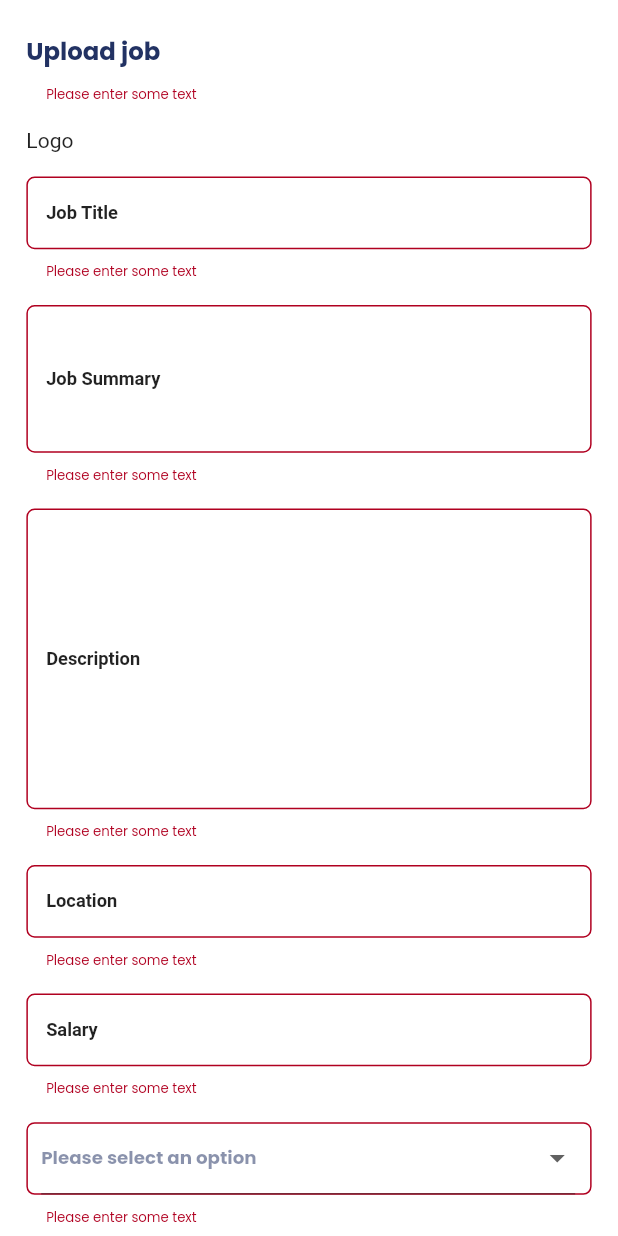
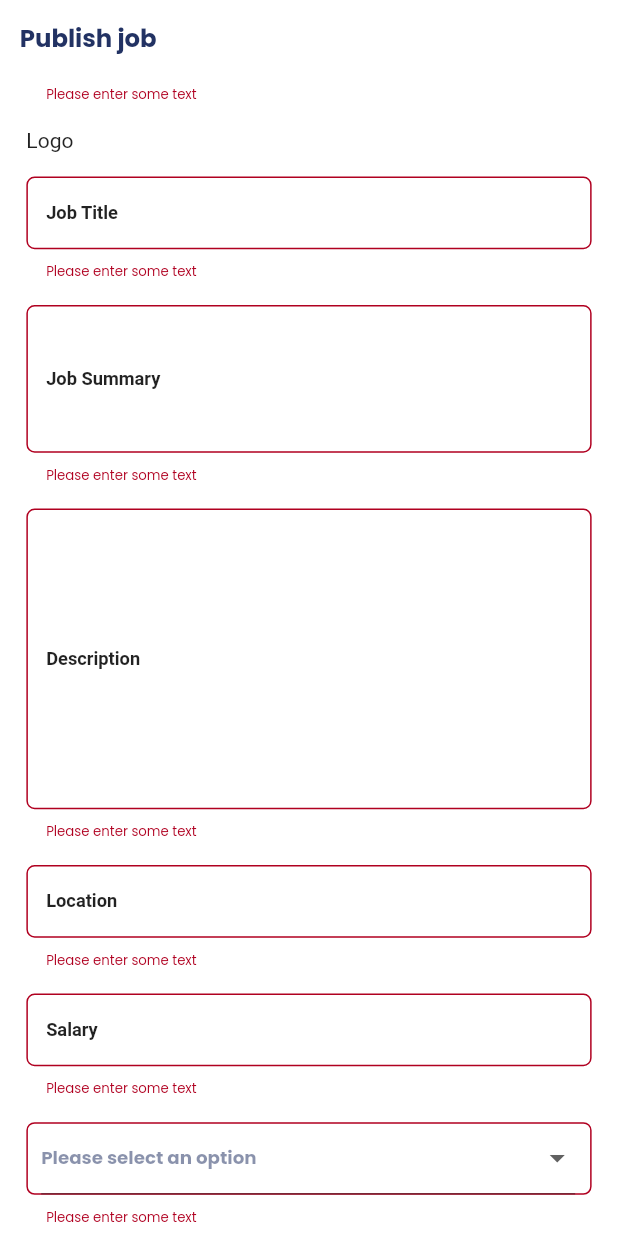
Before and after one commit to nmustakim/job_estate, a Flutter app: the PublishJobScreen screen opened by its route, scrolled down 161 dp, after a tap on "Submit", on a phone screen of 412 x 824 dp. Run offline on Flutter 3.47's test engine with Material 2 defaults, Android fonts, the phone set to English and light mode, and no system bars; our stand-ins replace cached_network_image, carousel_slider, cloud_firestore, firebase_auth, firebase_core, firebase_storage and 4 more; accounts and stored records are empty.

Commit message:
fav jobs

```diff
--- a/lib/controllers/auth/auth_controller.dart
+++ b/lib/controllers/auth/auth_controller.dart
@@ -48,9 +48,8 @@ class AuthenticationController extends StateNotifier<BaseState> {
       if (firebaseAuth.currentUser != null) {
         state = LoginSuccessState();
         hideKeyboard(context);
+         ref.read(jobsProvider.notifier).fetchJobs().then((value) =>   NavigationService.navigateAndRemoveUntil(AppRoutes.homeContainerScreen));
 
-        ref.read(jobsProvider.notifier).fetchJobs();
-        NavigationService.navigateAndRemoveUntil(AppRoutes.homeContainerScreen);
       } else {
         state = ErrorState(message: "Something went wrong");
         toast("Login failed");
--- a/lib/views/account_screen/publish_job_screen.dart
+++ b/lib/views/account_screen/publish_job_screen.dart
@@ -12,6 +12,8 @@ import '../../controllers/jobs/add_job_controller.dart';
 import '../../controllers/jobs/fetch_jobs_controller.dart';
 
 import '../../models/job_model.dart';
+import '../../widgets/app_bar/appbar_leading_image.dart';
+import '../../widgets/app_bar/appbar_subtitle.dart';
 import '../../widgets/media_picker.dart';
 import '../../widgets/app_bar/appbar_title.dart';
 import '../../widgets/app_bar/custom_app_bar.dart';
@@ -38,6 +40,7 @@ class _PublishJobScreenState extends State<PublishJobScreen> {
   final _jobSummaryController = TextEditingController();
   final _educationController = TextEditingController();
   String skillTitle = 'Software';
+
 
 
   @override
@@ -70,8 +73,10 @@ class _PublishJobScreenState extends State<PublishJobScreen> {
                 validator: (value) => Validator.validateField(value: value)),
             SizedBox(height: 16.v),
             ImagePickerWidget(
-              onImagePicked: (String imagePath) {
-                print('Image picked: $imagePath');
+              onImagePicked: (String imageUrl) {
+                setState(() {
+                  _logoNameController.text = imageUrl;
+                });
               },
             ),
 
@@ -165,7 +170,7 @@ class _PublishJobScreenState extends State<PublishJobScreen> {
                                 .toList(),
                             employmentType: _employmentTypeController.text,
                             postedDate: DateTime.now(),
-                            logo: "_logoController.text",
+                            logo: _logoNameController.text,
                             organizationName: _organizationNameController.text,
                             organizationType: _organizationTypeController.text,
                             jobSummary: _jobSummaryController.text,
@@ -191,10 +196,18 @@ class _PublishJobScreenState extends State<PublishJobScreen> {
 
   PreferredSizeWidget _buildAppBar(BuildContext context) {
     return CustomAppBar(
+        leading: AppbarLeadingImage(
+            imagePath: ImageConstant.imgArrowLeftBlueGray300,
+            margin: EdgeInsets.only(left: 16.h, top: 16.v, bottom: 15.v),
+            onTap: () {
+              onTapArrowLeft(context);
+            }),
         height: 50.v,
-        title: AppbarTitle(
-          margin: EdgeInsets.only(left: 16.h, top: 16.h),
-          text: "Upload job",
-        ));
+        title: AppbarSubtitle(
+            text: "Publish job",
+            margin: EdgeInsets.only(left: 12.h)));
+  }
+  onTapArrowLeft(BuildContext context) {
+    Navigator.pop(context);
   }
 }
--- a/lib/views/home_screen/home.dart
+++ b/lib/views/home_screen/home.dart
@@ -171,7 +171,7 @@ class _HomeState extends ConsumerState<Home> {
     Navigator.pushNamed(context, AppRoutes.recentJobsScreen);
   }
 
-  onTapSeemore(BuildContext context) {
+  onTapSeeMore(BuildContext context) {
     Navigator.pushNamed(context, AppRoutes.recentJobsScreen);
   }
 
--- a/lib/widgets/media_picker.dart
+++ b/lib/widgets/media_picker.dart
@@ -57,7 +57,6 @@ class _ImagePickerWidgetState extends State<ImagePickerWidget> {
         });
         widget.onImagePicked(imageURL);
       } else {
-
         _showSnackBar('Image picking canceled');
       }
     } catch (e) {
@@ -103,7 +102,7 @@ class _ImagePickerWidgetState extends State<ImagePickerWidget> {
   Widget build(BuildContext context) {
     return GestureDetector(
       onTap: _showPickImageDialog,
-      child: Text(uploadedFileName ?? 'Logo',overflow: TextOverflow.ellipsis,),
+      child: Text(uploadedFileName== '' ?'Uploaded' : 'Logo',overflow: TextOverflow.ellipsis,),
     );
   }
 }
```
Also changed, not shown: lib/views/favorite_screen/favorite_screen.dart (+34 -18 lines).
